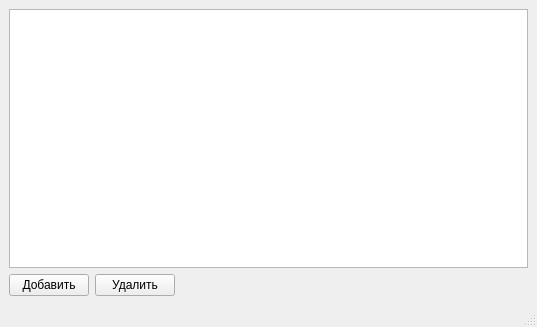
Old version of the form mainwindow.ui in the repository DevBlade42/employees.
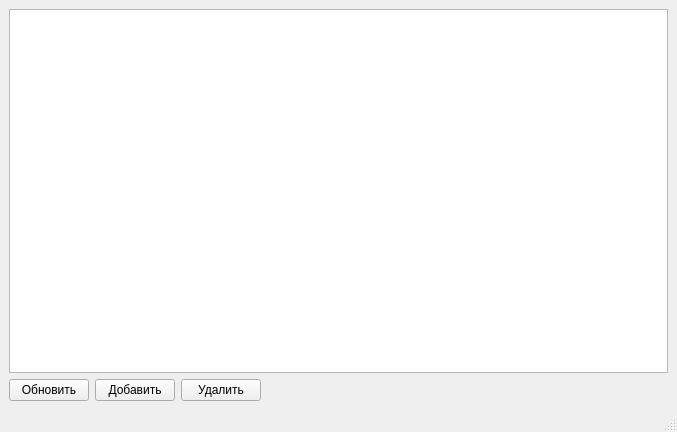
New version of the form.

Commit message: add PK, database restrictions, refresh button for table, sorting for columns and close connection for bd in destructor of form

Diff of the .ui file:
```diff
--- a/mainwindow.ui
+++ b/mainwindow.ui
@@ -6,8 +6,8 @@
    <rect>
     <x>0</x>
     <y>0</y>
-    <width>537</width>
-    <height>327</height>
+    <width>677</width>
+    <height>432</height>
    </rect>
   </property>
   <property name="windowTitle">
@@ -15,7 +15,33 @@
   </property>
   <widget class="QWidget" name="centralwidget">
    <layout class="QGridLayout" name="gridLayout">
-    <item row="1" column="2">
+    <item row="0" column="0">
+     <widget class="QTableView" name="tableView"/>
+    </item>
+    <item row="1" column="0">
+     <layout class="QHBoxLayout" name="horizontalLayout">
+      <item>
+       <widget class="QPushButton" name="btnRefresh">
+        <property name="text">
+         <string>Обновить</string>
+        </property>
+       </widget>
+      </item>
+      <item>
+       <widget class="QPushButton" name="btnAdd">
+        <property name="text">
+         <string>Добавить</string>
+        </property>
+       </widget>
+      </item>
+      <item>
+       <widget class="QPushButton" name="btnDelete">
+        <property name="text">
+         <string>Удалить</string>
+        </property>
+       </widget>
+      </item>
+      <item>
      <spacer name="horizontalSpacer">
       <property name="orientation">
        <enum>Qt::Horizontal</enum>
@@ -28,22 +54,7 @@
       </property>
      </spacer>
     </item>
-    <item row="1" column="0">
-     <widget class="QPushButton" name="btnAdd">
-      <property name="text">
-       <string>Добавить</string>
-      </property>
-     </widget>
-    </item>
-    <item row="0" column="0" colspan="3">
-     <widget class="QTableView" name="tableView"/>
-    </item>
-    <item row="1" column="1">
-     <widget class="QPushButton" name="btnDelete">
-      <property name="text">
-       <string>Удалить</string>
-      </property>
-     </widget>
+     </layout>
     </item>
    </layout>
   </widget>
```
Left out of the diff: 2 changed lines with no effect on the pictures. Lines whose indentation alone changed are shown as unchanged. The commit also changes 3 other files.
